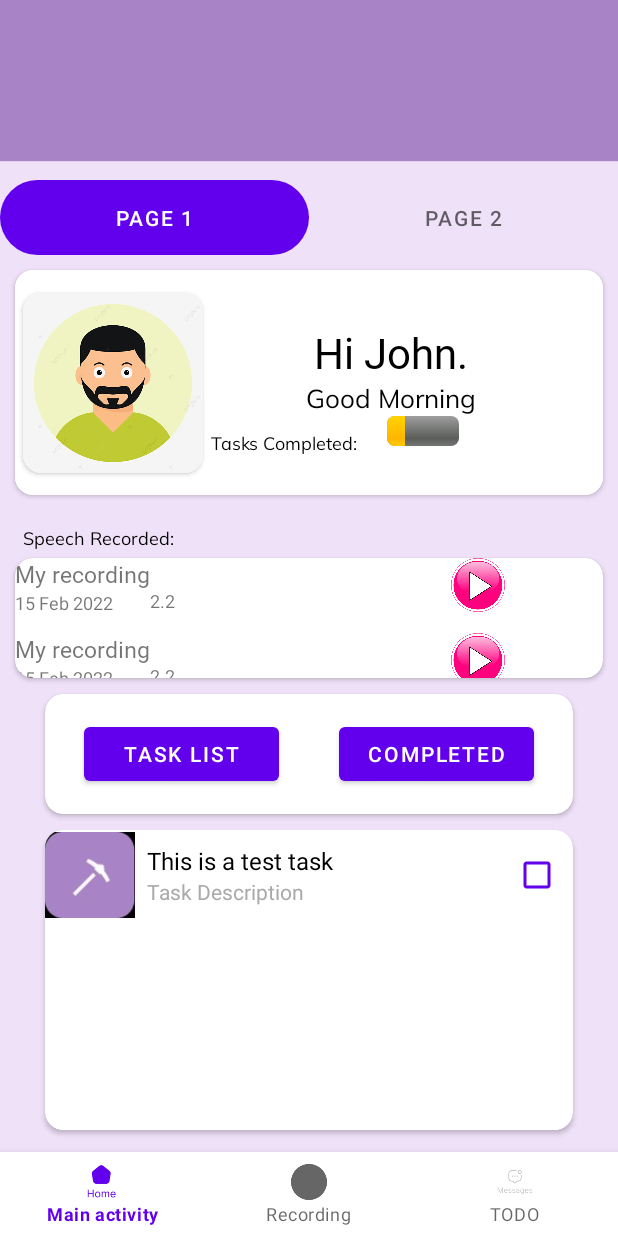
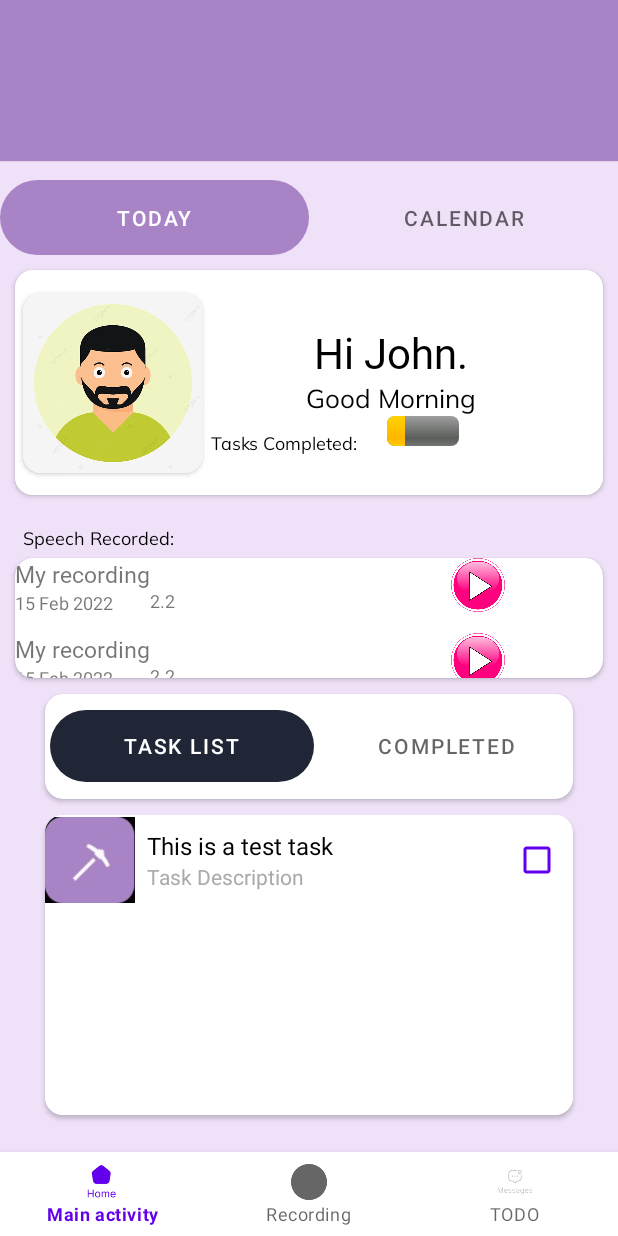
Before and after one commit to Ho-JE/MoodMagik, an Android app: the screen it shows after launch (MainActivity), on a phone screen of 412 x 824 dp. Run offline under Robolectric (Android 15) with nearby library versions, the phone set to English and light mode, and no system bars.

Commit message:
fixed task list area

```diff
--- a/app/src/main/java/com/example/myapplication/profile.kt
+++ b/app/src/main/java/com/example/myapplication/profile.kt
@@ -9,11 +9,18 @@ import android.view.View
 import android.view.ViewGroup
 import androidx.recyclerview.widget.LinearLayoutManager
 import androidx.recyclerview.widget.RecyclerView
+import androidx.viewpager.widget.ViewPager
+import androidx.viewpager2.adapter.FragmentStateAdapter
+import androidx.viewpager2.widget.ViewPager2
+import com.google.android.material.tabs.TabLayout
+import com.google.android.material.tabs.TabLayoutMediator
 
 
 class profile : Fragment() {
     private lateinit var newRecyclerview: RecyclerView
     private lateinit var recordingsArray: ArrayList<Recordings>
+    private lateinit var tabLayout: TabLayout
+    private lateinit var viewPager: ViewPager2
     override fun onCreateView(
         inflater: LayoutInflater, container: ViewGroup?,
         savedInstanceState: Bundle?
@@ -45,7 +52,32 @@ class profile : Fragment() {
                 startActivity(i)
             }
         })
-        replaceFragment(CurrentTasks())
+        //replaceFragment(CurrentTasks())
+
+        tabLayout = root.findViewById(R.id.taskListWithCompleted)
+        viewPager = root.findViewById(R.id.TasksViewPager)
+
+        // Create a list of fragments that you want to display in the ViewPager2
+        val fragmentList = listOf(CurrentTasks(), Calendar()) // calendar is blank
+
+        // Create a FragmentStateAdapter directly in your TabIndicator fragment
+        viewPager.adapter = object : FragmentStateAdapter(this) {
+            override fun getItemCount(): Int {
+                return fragmentList.size
+            }
+
+            override fun createFragment(position: Int): Fragment {
+                return fragmentList[position]
+            }
+        }
+        // Set up the TabLayout with the ViewPager2
+        TabLayoutMediator(tabLayout, viewPager) { tab, position ->
+            when (position) {
+                0 -> tab.text = "Task List"
+                1 -> tab.text = "Completed"
+            }
+        }.attach()
+
         return root
     }
 
--- a/app/src/main/java/com/example/myapplication/tab_indicator.kt
+++ b/app/src/main/java/com/example/myapplication/tab_indicator.kt
@@ -40,8 +40,8 @@ class TabIndicator : Fragment() {
         // Set up the TabLayout with the ViewPager2
         TabLayoutMediator(tabLayout, viewPager) { tab, position ->
             when (position) {
-                0 -> tab.text = "Page 1"
-                1 -> tab.text = "Page 2"
+                0 -> tab.text = "Today"
+                1 -> tab.text = "Calendar"
             }
         }.attach()
         return root
--- a/app/src/main/res/drawable/tab_indicator.xml
+++ b/app/src/main/res/drawable/tab_indicator.xml
@@ -3,6 +3,8 @@
     android:shape="rectangle">
 
     <solid android:color="#A883C5"/>
-    <corners
-        android:radius="50sp"/>
+    <corners android:radius="100sp"/>
+    <size android:width="24dp"
+        android:height="8dp"/>
+
 </shape>
--- a/app/src/main/res/layout/fragment_profile.xml
+++ b/app/src/main/res/layout/fragment_profile.xml
@@ -119,36 +119,49 @@
 
     <androidx.cardview.widget.CardView
         android:layout_width="match_parent"
-        android:layout_height="80dp"
+        android:layout_height="70dp"
         android:layout_marginTop="5sp"
         android:layout_marginBottom="5sp"
         android:layout_marginHorizontal="30dp"
         android:elevation="10dp"
-        app:cardCornerRadius="12dp"
-        >
+        app:cardCornerRadius="12dp">
 
-        <LinearLayout
+        <FrameLayout
             android:layout_width="match_parent"
-            android:layout_height="match_parent"
-            android:gravity="center"
-            android:orientation="horizontal">
+            android:layout_height="match_parent">
 
-            <Button
-                android:layout_width="130sp"
-                android:layout_marginHorizontal="20sp"
+            <com.google.android.material.tabs.TabLayout
+                android:id="@+id/taskListWithCompleted"
+                android:layout_width="match_parent"
                 android:layout_height="wrap_content"
-                android:text="Task List"
-                android:id="@+id/TaskList"></Button>
+                android:layout_gravity="center_vertical"
+                app:tabGravity="fill"
+                app:tabIndicatorGravity="stretch"
+                app:tabMode="fixed"
+                app:tabSelectedTextColor="@android:color/white"
+                app:tabIndicatorAnimationMode="elastic"
+                app:tabIndicator="@drawable/tab_indicator"
+                app:tabIndicatorColor="#202635"
+                android:paddingLeft="3sp">
 
-            <Button
-                android:layout_width="130sp"
-                android:layout_marginHorizontal="20sp"
-                android:layout_height="wrap_content"
-                android:text="Completed"
-                android:id="@+id/CompletedList"></Button>
+            <com.google.android.material.tabs.TabItem
+                    android:id="@+id/taskListTab"
+                    android:layout_width="wrap_content"
+                    android:layout_height="wrap_content"
+                    android:text="Task List"
+                    />
+                <com.google.android.material.tabs.TabItem
+                    android:id="@+id/completedListTab"
+                    android:layout_width="wrap_content"
+                    android:layout_height="wrap_content"
+                    android:text="Completed" />
 
-        </LinearLayout>
+            </com.google.android.material.tabs.TabLayout>
+
+        </FrameLayout>
+
     </androidx.cardview.widget.CardView>
+
 
     <androidx.cardview.widget.CardView
         android:id="@+id/fragmentArea"
@@ -159,6 +172,14 @@
         android:layout_marginHorizontal="30dp"
         android:elevation="10dp"
         app:cardCornerRadius="12dp">
+
+        <androidx.viewpager2.widget.ViewPager2
+            android:id="@+id/TasksViewPager"
+            android:layout_width="match_parent"
+            android:layout_height="match_parent"
+            android:layout_below="@id/taskListWithCompleted"
+            android:background="@android:color/white" />
+
     </androidx.cardview.widget.CardView>
 
 </LinearLayout>
--- a/app/src/main/res/layout/topnavigation.xml
+++ b/app/src/main/res/layout/topnavigation.xml
@@ -20,18 +20,18 @@
         app:tabSelectedTextColor="@android:color/white"
         app:tabIndicatorAnimationMode="elastic"
         app:tabIndicator="@drawable/tab_indicator"
-        >
+        app:tabIndicatorColor="#A883C5">
 
         <com.google.android.material.tabs.TabItem
             android:id="@+id/tabItem1"
             android:layout_width="wrap_content"
             android:layout_height="wrap_content"
-            android:text="Tab 1" />
+            android:text="Today" />
         <com.google.android.material.tabs.TabItem
             android:id="@+id/tabItem2"
             android:layout_width="wrap_content"
             android:layout_height="wrap_content"
-            android:text="Tab 2" />
+            android:text="Calendar" />
     </com.google.android.material.tabs.TabLayout>
 
     <androidx.viewpager2.widget.ViewPager2
```
